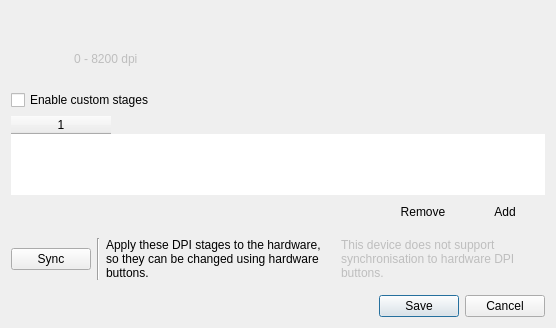
Above: data/qt/custom-dpi.ui from polychromatic/polychromatic before the change. Below: the same form after it.
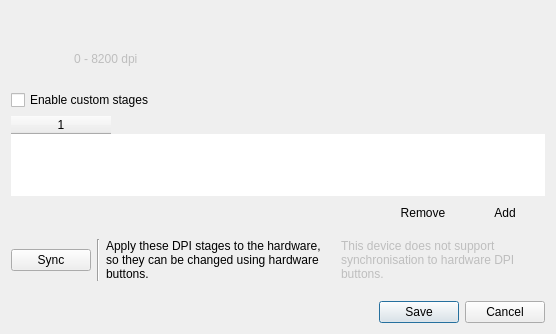
That is the form after the change. Icons and pictures are not drawn.

Commit message: Update translation templates

Diff of the .ui file:
```diff
--- a/data/qt/custom-dpi.ui
+++ b/data/qt/custom-dpi.ui
@@ -10,7 +10,7 @@
     <x>0</x>
     <y>0</y>
     <width>556</width>
-    <height>328</height>
+    <height>334</height>
    </rect>
   </property>
   <property name="windowTitle">
```
Left out of the diff: 2 changed lines with no effect on the pictures. The commit also changes 1 other file.
